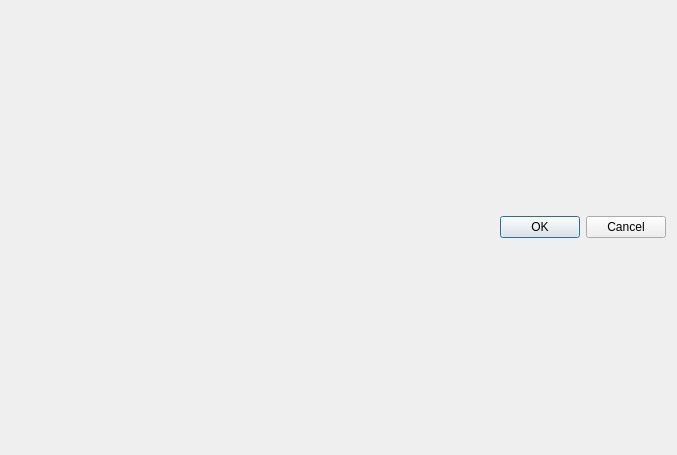
3ll3d00d/beqdesigner, file src/main/python/ui/signal.ui: the form before one commit.
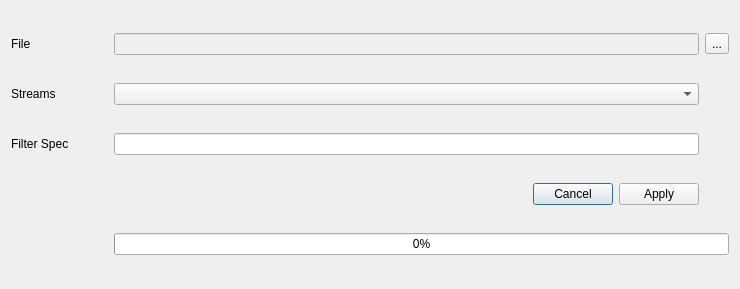
The form after the commit.

Patch:
```diff
--- a/src/main/python/ui/signal.ui
+++ b/src/main/python/ui/signal.ui
@@ -6,21 +6,84 @@
    <rect>
     <x>0</x>
     <y>0</y>
-    <width>677</width>
-    <height>455</height>
+    <width>740</width>
+    <height>289</height>
    </rect>
   </property>
   <property name="windowTitle">
    <string>Add Signal</string>
   </property>
-  <layout class="QGridLayout" name="gridLayout">
+  <layout class="QGridLayout" name="gridLayout" columnstretch="1,6,0">
+   <item row="1" column="1">
+    <widget class="QComboBox" name="audioStreams"/>
+   </item>
+   <item row="2" column="1">
+    <widget class="QLineEdit" name="filterSpec"/>
+   </item>
+   <item row="2" column="0">
+    <widget class="QLabel" name="label_3">
+     <property name="text">
+      <string>Filter Spec</string>
+     </property>
+    </widget>
+   </item>
+   <item row="0" column="1">
+    <widget class="QLineEdit" name="inputFile">
+     <property name="enabled">
+      <bool>false</bool>
+     </property>
+    </widget>
+   </item>
    <item row="0" column="0">
+    <widget class="QLabel" name="label">
+     <property name="text">
+      <string>File</string>
+     </property>
+    </widget>
+   </item>
+   <item row="0" column="2">
+    <widget class="QToolButton" name="inputFilePicker">
+     <property name="text">
+      <string>...</string>
+     </property>
+    </widget>
+   </item>
+   <item row="1" column="0">
+    <widget class="QLabel" name="label_2">
+     <property name="text">
+      <string>Streams</string>
+     </property>
+    </widget>
+   </item>
+   <item row="3" column="1">
     <widget class="QDialogButtonBox" name="buttonBox">
      <property name="orientation">
       <enum>Qt::Horizontal</enum>
      </property>
      <property name="standardButtons">
-      <set>QDialogButtonBox::Cancel|QDialogButtonBox::Ok</set>
+      <set>QDialogButtonBox::Apply|QDialogButtonBox::Cancel</set>
+     </property>
+    </widget>
+   </item>
+   <item row="4" column="1" colspan="2">
+    <widget class="QProgressBar" name="conversionProgress">
+     <property name="enabled">
+      <bool>true</bool>
+     </property>
+     <property name="value">
+      <number>0</number>
+     </property>
+     <property name="textVisible">
+      <bool>true</bool>
+     </property>
+     <property name="orientation">
+      <enum>Qt::Horizontal</enum>
+     </property>
+     <property name="invertedAppearance">
+      <bool>false</bool>
+     </property>
+     <property name="textDirection">
+      <enum>QProgressBar::TopToBottom</enum>
      </property>
     </widget>
    </item>
```
Left out of the diff: 48 changed lines with no effect on the pictures.
